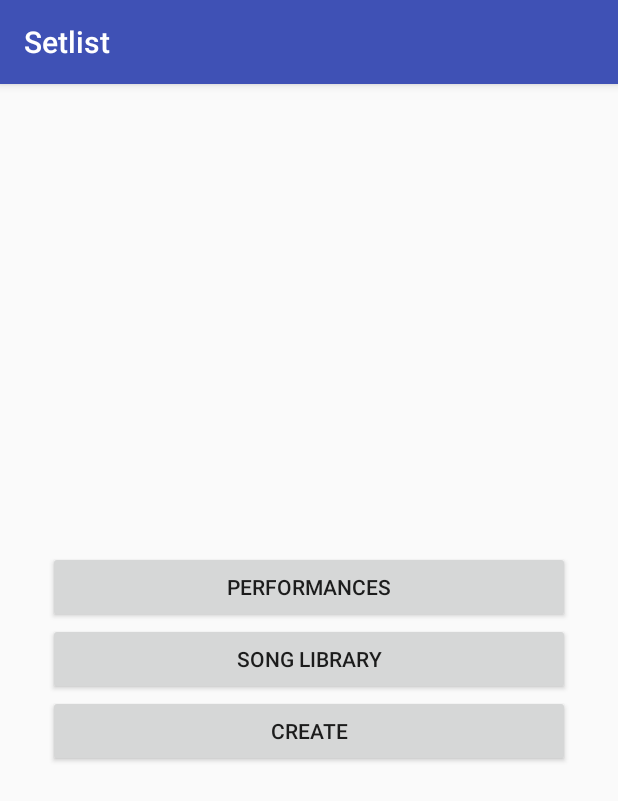
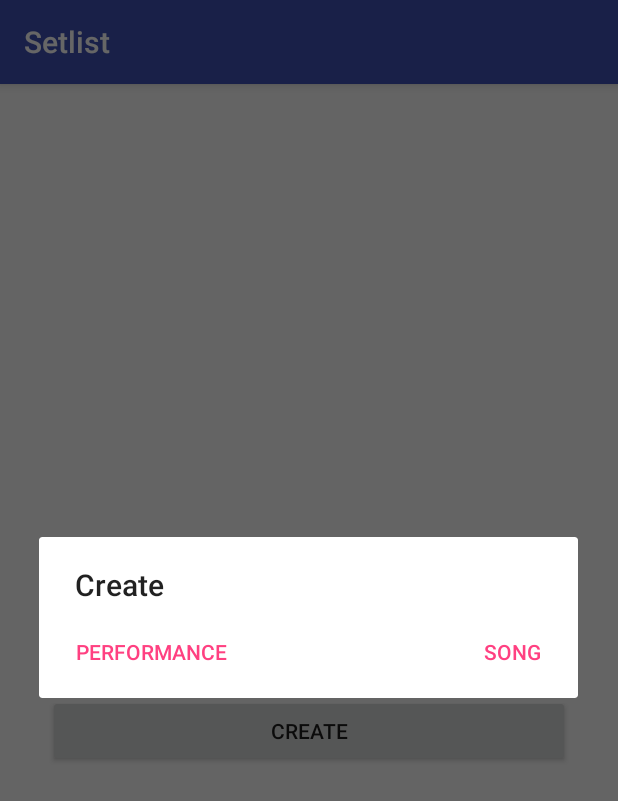
Before and after one commit to vgirkins/SetlistApp, an Android app: the screen it shows after launch (HomeActivity), after a tap on "CREATE", on a phone screen of 412 x 824 dp. Shown: the top 801 px of the screen. Run offline under Robolectric (Android 15) with nearby library versions, the phone set to English and light mode, and no system bars.

Commit message:
Hooked up basic functionality for create button and associated activities/fragments.

```diff
--- a/app/src/main/AndroidManifest.xml
+++ b/app/src/main/AndroidManifest.xml
@@ -16,6 +16,11 @@
                 <category android:name="android.intent.category.LAUNCHER" />
             </intent-filter>
         </activity>
+        <activity
+            android:name=".CreateActivity"
+            android:parentActivityName=".HomeActivity">
+        </activity>
+
     </application>
 
 </manifest>
--- a/app/src/main/java/com/csci448/vgirkins/setlist/HomeFragment.java
+++ b/app/src/main/java/com/csci448/vgirkins/setlist/HomeFragment.java
@@ -1,7 +1,10 @@
 package com.csci448.vgirkins.setlist;
 
+import android.content.DialogInterface;
+import android.content.Intent;
 import android.os.Bundle;
 import android.support.v4.app.Fragment;
+import android.support.v7.app.AlertDialog;
 import android.view.LayoutInflater;
 import android.view.View;
 import android.view.ViewGroup;
@@ -23,6 +26,9 @@ public class HomeFragment extends Fragment {
     private Button mSongLibraryButton;
     private Button mCreateButton;
 
+    private static final int REQUEST_CODE_CREATE_SONG = 0;
+    private static final int REQUEST_CODE_CREATE_PERFORMANCE = 1;
+
     @Override
     public void onCreate(Bundle savedInstanceState) {
         super.onCreate(savedInstanceState);
@@ -38,8 +44,7 @@ public class HomeFragment extends Fragment {
         mPerformancesButton.setOnClickListener(new View.OnClickListener() {
             @Override
             public void onClick(View view) {
-                // Intent intent = new intent stuff
-                // startActivityForResult
+                // TODO
             }
         });
 
@@ -47,8 +52,7 @@ public class HomeFragment extends Fragment {
         mSongLibraryButton.setOnClickListener(new View.OnClickListener() {
             @Override
             public void onClick(View view) {
-                // Intent intent = new intent stuff
-                // startActivityForResult
+                // TODO
             }
         });
 
@@ -56,12 +60,31 @@ public class HomeFragment extends Fragment {
         mCreateButton.setOnClickListener(new View.OnClickListener() {
             @Override
             public void onClick(View view) {
-                // Intent intent = new intent stuff
-                // startActivityForResult
+                showCreateDialogue();
             }
         });
 
         return view;
     }
 
+    public void showCreateDialogue() {
+        AlertDialog.Builder builder = new AlertDialog.Builder(getActivity());
+        builder.setTitle(R.string.hCreateButton)
+                .setPositiveButton(R.string.hCreateSongButton, new DialogInterface.OnClickListener() {
+                    @Override
+                    public void onClick(DialogInterface dialogInterface, int i) {
+                        Intent intent = CreateActivity.newIntent(getActivity(), SONG_CODE);
+                        startActivityForResult(intent, REQUEST_CODE_CREATE_SONG);
+                    }
+                })
+                .setNeutralButton(R.string.hCreatePerformanceButton, new DialogInterface.OnClickListener() {
+                    @Override
+                    public void onClick(DialogInterface dialogInterface, int i) {
+                        Intent intent = CreateActivity.newIntent(getActivity(), PERFORMANCE_CODE);
+                        startActivityForResult(intent, REQUEST_CODE_CREATE_PERFORMANCE);
+                    }
+                });
+        builder.show();
+    }
+
 }
--- a/app/src/main/res/layout/activity_create.xml
+++ b/app/src/main/res/layout/activity_create.xml
@@ -1,6 +1,8 @@
 <?xml version="1.0" encoding="utf-8"?>
 <android.support.constraint.ConstraintLayout
-    xmlns:android="http://schemas.android.com/apk/res/android" android:layout_width="match_parent"
+    xmlns:android="http://schemas.android.com/apk/res/android"
+    android:id="@+id/fragment_container_create"
+    android:layout_width="match_parent"
     android:layout_height="match_parent">
 
 </android.support.constraint.ConstraintLayout>
--- a/app/src/main/res/values/strings.xml
+++ b/app/src/main/res/values/strings.xml
@@ -5,6 +5,8 @@
         <string name="hPerformButton"> Performances </string>
         <string name="hSongsButton"> Song Library </string>
         <string name="hCreateButton"> Create </string>
+        <string name="hCreateSongButton">Song</string>
+        <string name="hCreatePerformanceButton">Performance</string>
 
     <!--create performance screen -->
 
```
Also changed, not shown: app/src/main/java/com/csci448/vgirkins/setlist/CreateActivity.java (+18 -0 lines), app/src/main/java/com/csci448/vgirkins/setlist/CreatePerformanceFragment.java (+33 -0 lines), app/src/main/java/com/csci448/vgirkins/setlist/CreateSongFragment.java (+31 -0 lines).
